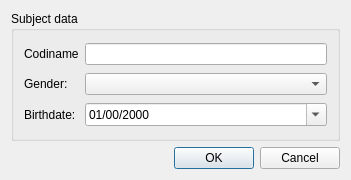
Old version of the form non_contact_tremor/patient.ui in the repository oliveirafhm/NCCSystem.
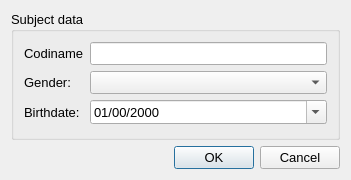
New version of the form.

```diff
--- a/non_contact_tremor/patient.ui
+++ b/non_contact_tremor/patient.ui
@@ -10,6 +10,11 @@
     <height>180</height>
    </rect>
   </property>
+  <property name="font">
+   <font>
+    <pointsize>10</pointsize>
+   </font>
+  </property>
   <property name="windowTitle">
    <string>Patient data</string>
   </property>
```
